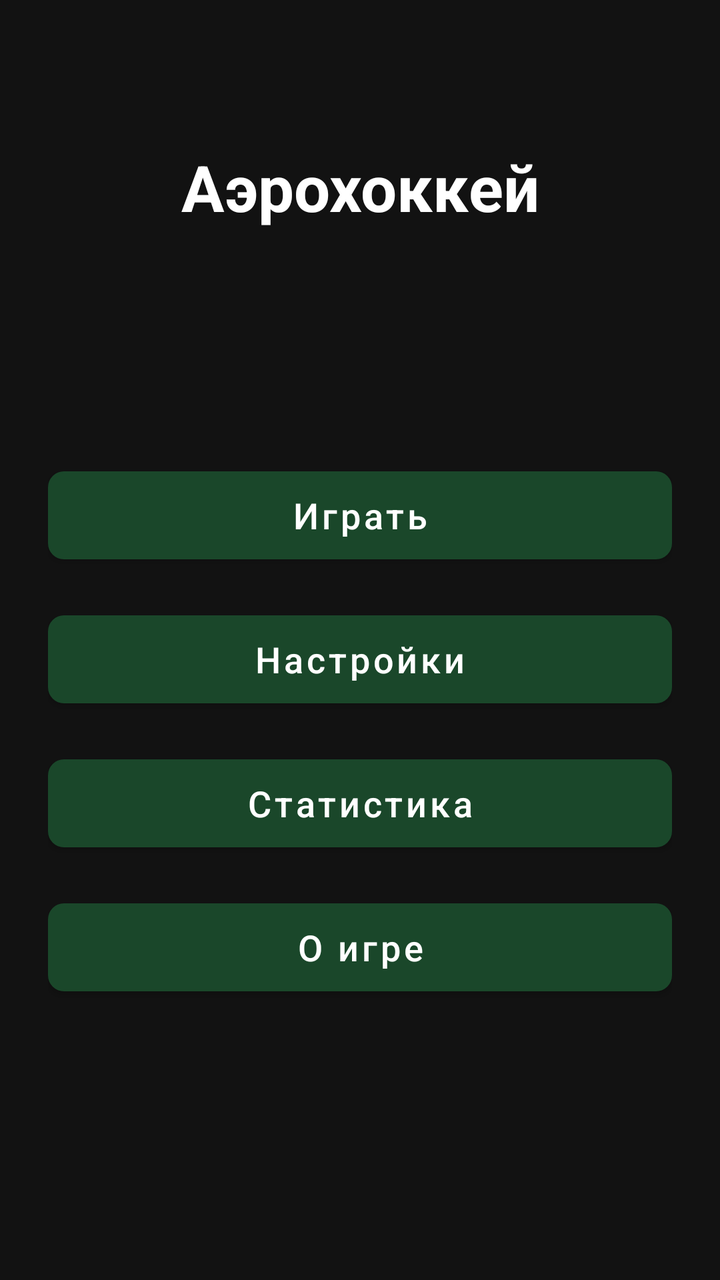
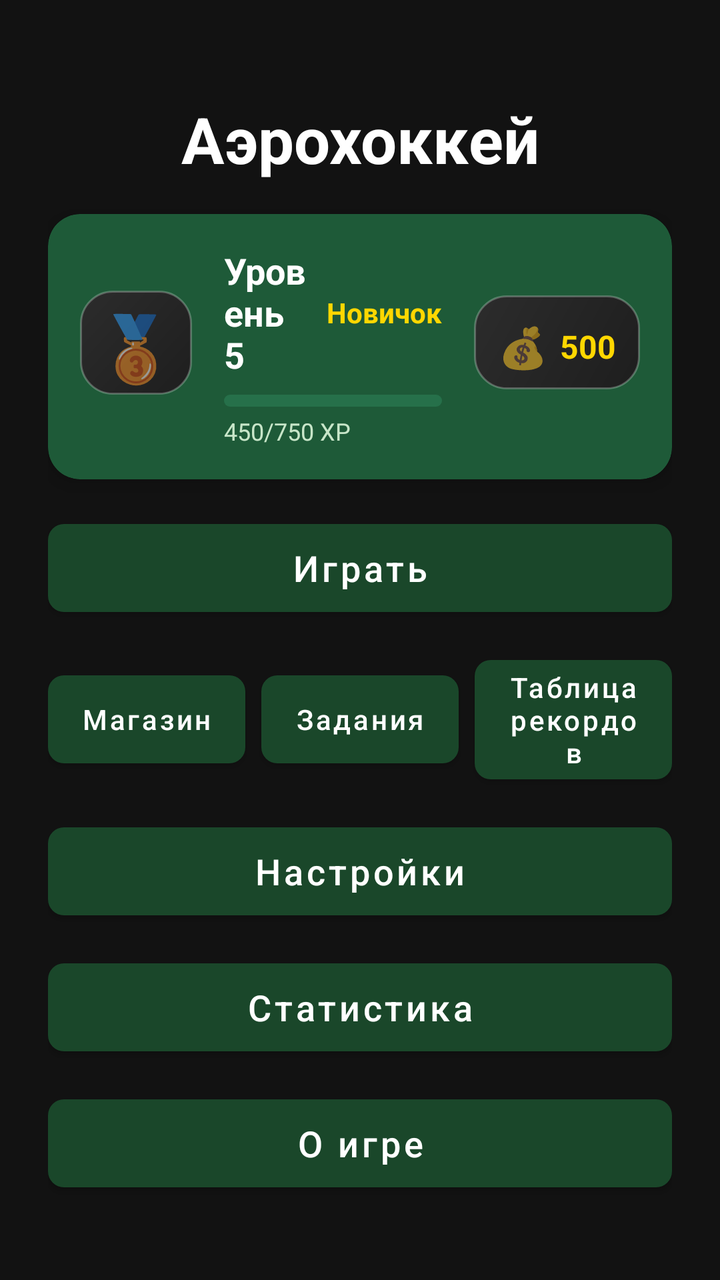

Two renders of the same Android screen: before a commit and after it. Below are the layout's source before the change and the commit's diff.
<!-- AndroidManifest.xml: application theme Theme.AeroHockey -->
<!-- res/layout/activity_main.xml -->
<?xml version="1.0" encoding="utf-8"?>
<androidx.constraintlayout.widget.ConstraintLayout xmlns:android="http://schemas.android.com/apk/res/android"
    xmlns:app="http://schemas.android.com/apk/res-auto"
    android:layout_width="match_parent"
    android:layout_height="match_parent"
    android:background="@color/background"
    android:padding="24dp">

    <TextView
        android:id="@+id/tvTitle"
        style="@style/AeroHockey.Title"
        android:layout_width="wrap_content"
        android:layout_height="wrap_content"
        android:text="@string/app_name"
        android:layout_marginTop="48dp"
        app:layout_constraintEnd_toEndOf="parent"
        app:layout_constraintStart_toStartOf="parent"
        app:layout_constraintTop_toTopOf="parent" />

    <LinearLayout
        android:id="@+id/menuButtonsContainer"
        android:layout_width="0dp"
        android:layout_height="wrap_content"
        android:orientation="vertical"
        android:gravity="center"
        app:layout_constraintBottom_toTopOf="@id/bannerContainer"
        app:layout_constraintEnd_toEndOf="parent"
        app:layout_constraintStart_toStartOf="parent"
        app:layout_constraintTop_toBottomOf="@id/tvTitle">

        <com.google.android.material.button.MaterialButton
            android:id="@+id/btnPlay"
            style="@style/AeroHockey.Button"
            android:text="@string/menu_play"
            android:layout_marginBottom="16dp" />

        <com.google.android.material.button.MaterialButton
            android:id="@+id/btnSettings"
            style="@style/AeroHockey.Button"
            android:text="@string/menu_settings"
            android:layout_marginBottom="16dp" />

        <com.google.android.material.button.MaterialButton
            android:id="@+id/btnStats"
            style="@style/AeroHockey.Button"
            android:text="@string/menu_stats"
            android:layout_marginBottom="16dp" />

        <com.google.android.material.button.MaterialButton
            android:id="@+id/btnAbout"
            style="@style/AeroHockey.Button"
            android:text="@string/menu_about" />

    </LinearLayout>

    
    <FrameLayout
        android:id="@+id/bannerContainer"
        android:layout_width="match_parent"
        android:layout_height="wrap_content"
        app:layout_constraintBottom_toBottomOf="parent"
        app:layout_constraintEnd_toEndOf="parent"
        app:layout_constraintStart_toStartOf="parent" />

</androidx.constraintlayout.widget.ConstraintLayout>
<!-- resources referenced by this layout -->
<resources>
  <color name="background">#121212</color>
  <string name="app_name">Аэрохоккей</string>
  <string name="menu_about">О игре</string>
  <string name="menu_play">Играть</string>
  <string name="menu_settings">Настройки</string>
  <string name="menu_stats">Статистика</string>
  <style name="AeroHockey.Button" parent="Widget.MaterialComponents.Button">
          <item name="android:layout_width">match_parent</item>
          <item name="android:layout_height">wrap_content</item>
          <item name="android:minHeight">56dp</item>
          <item name="android:textSize">18sp</item>
          <item name="android:textAllCaps">false</item>
          <item name="cornerRadius">8dp</item>
          <item name="backgroundTint">@color/primary</item>
      </style>
  <style name="AeroHockey.Title">
          <item name="android:textSize">32sp</item>
          <item name="android:textStyle">bold</item>
          <item name="android:textColor">@color/text_primary</item>
      </style>
  <style name="Theme.AeroHockey" parent="Theme.MaterialComponents.DayNight.DarkActionBar">
          <item name="colorPrimary">@color/primary</item>
          <item name="colorPrimaryDark">@color/primary_dark</item>
          <item name="colorAccent">@color/accent</item>
          <item name="android:windowBackground">@color/background</item>
          <item name="android:textColorPrimary">@color/text_primary</item>
          <item name="android:textColorSecondary">@color/text_secondary</item>
      </style>
  <color name="primary">#1A472A</color>
  <color name="text_primary">#FFFFFF</color>
  <color name="primary_dark">#0D2515</color>
  <color name="accent">#FFD700</color>
  <color name="text_secondary">#B0B0B0</color>
</resources>

<!-- the commit's change to res/layout/activity_main.xml (unified diff, before → after) -->
@@ -12,10 +12,21 @@
         android:layout_width="wrap_content"
         android:layout_height="wrap_content"
         android:text="@string/app_name"
-        android:layout_marginTop="48dp"
+        android:layout_marginTop="24dp"
         app:layout_constraintEnd_toEndOf="parent"
         app:layout_constraintStart_toStartOf="parent"
         app:layout_constraintTop_toTopOf="parent" />
+
+    
+    <include
+        android:id="@+id/playerLevelWidget"
+        layout="@layout/widget_player_level"
+        android:layout_width="0dp"
+        android:layout_height="wrap_content"
+        android:layout_marginTop="16dp"
+        app:layout_constraintEnd_toEndOf="parent"
+        app:layout_constraintStart_toStartOf="parent"
+        app:layout_constraintTop_toBottomOf="@id/tvTitle" />
 
     <LinearLayout
         android:id="@+id/menuButtonsContainer"
@@ -26,25 +37,61 @@
         app:layout_constraintBottom_toTopOf="@id/bannerContainer"
         app:layout_constraintEnd_toEndOf="parent"
         app:layout_constraintStart_toStartOf="parent"
-        app:layout_constraintTop_toBottomOf="@id/tvTitle">
+        app:layout_constraintTop_toBottomOf="@id/playerLevelWidget">
 
         <com.google.android.material.button.MaterialButton
             android:id="@+id/btnPlay"
             style="@style/AeroHockey.Button"
             android:text="@string/menu_play"
-            android:layout_marginBottom="16dp" />
+            android:layout_marginBottom="12dp" />
+
+        
+        <LinearLayout
+            android:layout_width="match_parent"
+            android:layout_height="wrap_content"
+            android:orientation="horizontal"
+            android:gravity="center"
+            android:layout_marginBottom="12dp">
+
+            <com.google.android.material.button.MaterialButton
+                android:id="@+id/btnShop"
+                style="@style/AeroHockey.Button"
+                android:layout_width="0dp"
+                android:layout_weight="1"
+                android:layout_marginEnd="8dp"
+                android:text="@string/shop_title"
+                android:textSize="14sp" />
+
+            <com.google.android.material.button.MaterialButton
+                android:id="@+id/btnQuests"
+                style="@style/AeroHockey.Button"
+                android:layout_width="0dp"
+                android:layout_weight="1"
+                android:layout_marginEnd="8dp"
+                android:text="@string/quests_title"
+                android:textSize="14sp" />
+
+            <com.google.android.material.button.MaterialButton
+                android:id="@+id/btnLeaderboard"
+                style="@style/AeroHockey.Button"
+                android:layout_width="0dp"
+                android:layout_weight="1"
+                android:text="@string/leaderboard_title"
+                android:textSize="14sp" />
+
+        </LinearLayout>
 
         <com.google.android.material.button.MaterialButton
             android:id="@+id/btnSettings"
             style="@style/AeroHockey.Button"
             android:text="@string/menu_settings"
-            android:layout_marginBottom="16dp" />
+            android:layout_marginBottom="12dp" />
 
         <com.google.android.material.button.MaterialButton
             android:id="@+id/btnStats"
             style="@style/AeroHockey.Button"
             android:text="@string/menu_stats"
-            android:layout_marginBottom="16dp" />
+            android:layout_marginBottom="12dp" />
 
         <com.google.android.material.button.MaterialButton
             android:id="@+id/btnAbout"
@@ -63,3 +110,121 @@
         app:layout_constraintStart_toStartOf="parent" />
 
 </androidx.constraintlayout.widget.ConstraintLayout>
+<!-- res/layout/widget_player_level.xml (included above) -->
+<?xml version="1.0" encoding="utf-8"?>
+<com.google.android.material.card.MaterialCardView
+    xmlns:android="http://schemas.android.com/apk/res/android"
+    xmlns:app="http://schemas.android.com/apk/res-auto"
+    style="@style/Widget.AeroHockey.Card"
+    android:layout_width="match_parent"
+    android:layout_height="wrap_content">
+
+    <LinearLayout
+        android:layout_width="match_parent"
+        android:layout_height="wrap_content"
+        android:orientation="horizontal"
+        android:padding="16dp"
+        android:gravity="center_vertical">
+
+        
+        <TextView
+            android:id="@+id/tvRankIcon"
+            android:layout_width="56dp"
+            android:layout_height="56dp"
+            android:background="@drawable/card_elevated"
+            android:gravity="center"
+            android:text="🥉"
+            android:textSize="32sp" />
+
+        
+        <LinearLayout
+            android:layout_width="0dp"
+            android:layout_height="wrap_content"
+            android:layout_weight="1"
+            android:layout_marginStart="16dp"
+            android:orientation="vertical">
+
+            
+            <LinearLayout
+                android:layout_width="match_parent"
+                android:layout_height="wrap_content"
+                android:orientation="horizontal"
+                android:gravity="center_vertical">
+
+                <TextView
+                    android:id="@+id/tvLevel"
+                    android:layout_width="0dp"
+                    android:layout_height="wrap_content"
+                    android:layout_weight="1"
+                    android:text="Уровень 5"
+                    android:textColor="@android:color/white"
+                    android:textSize="18sp"
+                    android:textStyle="bold" />
+
+                <TextView
+                    android:id="@+id/tvRankName"
+                    android:layout_width="wrap_content"
+                    android:layout_height="wrap_content"
+                    android:text="Новичок"
+                    android:textColor="@color/md_theme_tertiary"
+                    android:textSize="14sp"
+                    android:textStyle="bold" />
+
+            </LinearLayout>
+
+            
+            <com.google.android.material.progressindicator.LinearProgressIndicator
+                android:id="@+id/progressXP"
+                android:layout_width="match_parent"
+                android:layout_height="wrap_content"
+                android:layout_marginTop="8dp"
+                android:max="100"
+                android:progress="60"
+                app:indicatorColor="@color/md_theme_tertiary"
+                app:trackColor="@color/md_theme_surfaceVariant"
+                app:trackCornerRadius="4dp"
+                app:trackThickness="6dp" />
+
+            
+            <TextView
+                android:id="@+id/tvXP"
+                android:layout_width="wrap_content"
+                android:layout_height="wrap_content"
+                android:layout_marginTop="4dp"
+                android:text="450/750 XP"
+                android:textColor="@color/md_theme_onSurfaceVariant"
+                android:textSize="12sp" />
+
+        </LinearLayout>
+
+        
+        <LinearLayout
+            android:layout_width="wrap_content"
+            android:layout_height="wrap_content"
+            android:layout_marginStart="16dp"
+            android:background="@drawable/card_elevated"
+            android:gravity="center"
+            android:orientation="horizontal"
+            android:padding="12dp">
+
+            <TextView
+                android:layout_width="wrap_content"
+                android:layout_height="wrap_content"
+                android:text="💰"
+                android:textSize="20sp" />
+
+            <TextView
+                android:id="@+id/tvCoins"
+                android:layout_width="wrap_content"
+                android:layout_height="wrap_content"
+                android:layout_marginStart="6dp"
+                android:text="500"
+                android:textColor="@color/md_theme_tertiary"
+                android:textSize="16sp"
+                android:textStyle="bold" />
+
+        </LinearLayout>
+
+    </LinearLayout>
+
+</com.google.android.material.card.MaterialCardView>
<!-- resource entries referenced after the edit -->
@@ -1,11 +1,46 @@
 <!-- resources referenced by this layout -->
 <resources>
   <color name="background">#121212</color>
+  <color name="md_theme_onSurfaceVariant">#C8E6C9</color>
+  <color name="md_theme_surfaceVariant">#26704A</color>
+  <color name="md_theme_tertiary">#FFD700</color>
+  <!-- drawable card_elevated (drawable) -->
+  <?xml version="1.0" encoding="utf-8"?>
+  <layer-list xmlns:android="http://schemas.android.com/apk/res/android">
+      
+      <item
+          android:bottom="4dp"
+          android:left="2dp"
+          android:right="2dp">
+          <shape android:shape="rectangle">
+              <solid android:color="#20000000" />
+              <corners android:radius="16dp" />
+          </shape>
+      </item>
+      
+      <item
+          android:bottom="4dp">
+          <shape android:shape="rectangle">
+              <gradient
+                  android:angle="135"
+                  android:endColor="#2C2C2C"
+                  android:startColor="#1E1E1E"
+                  android:type="linear" />
+              <corners android:radius="16dp" />
+              <stroke
+                  android:width="1dp"
+                  android:color="#40FFFFFF" />
+          </shape>
+      </item>
+  </layer-list>
   <string name="app_name">Аэрохоккей</string>
+  <string name="leaderboard_title">Таблица рекордов</string>
   <string name="menu_about">О игре</string>
   <string name="menu_play">Играть</string>
   <string name="menu_settings">Настройки</string>
   <string name="menu_stats">Статистика</string>
+  <string name="quests_title">Задания</string>
+  <string name="shop_title">Магазин</string>
   <style name="AeroHockey.Button" parent="Widget.MaterialComponents.Button">
           <item name="android:layout_width">match_parent</item>
           <item name="android:layout_height">wrap_content</item>
@@ -20,6 +55,12 @@
           <item name="android:textStyle">bold</item>
           <item name="android:textColor">@color/text_primary</item>
       </style>
+  <style name="Widget.AeroHockey.Card" parent="Widget.Material3.CardView.Elevated">
+          <item name="cardCornerRadius">16dp</item>
+          <item name="cardElevation">6dp</item>
+          <item name="cardBackgroundColor">@color/md_theme_surfaceContainer</item>
+          <item name="strokeWidth">0dp</item>
+      </style>
   <style name="Theme.AeroHockey" parent="Theme.MaterialComponents.DayNight.DarkActionBar">
           <item name="colorPrimary">@color/primary</item>
           <item name="colorPrimaryDark">@color/primary_dark</item>
@@ -30,6 +71,7 @@
       </style>
   <color name="primary">#1A472A</color>
   <color name="text_primary">#FFFFFF</color>
+  <color name="md_theme_surfaceContainer">#1E5A38</color>
   <color name="primary_dark">#0D2515</color>
   <color name="accent">#FFD700</color>
   <color name="text_secondary">#B0B0B0</color>
